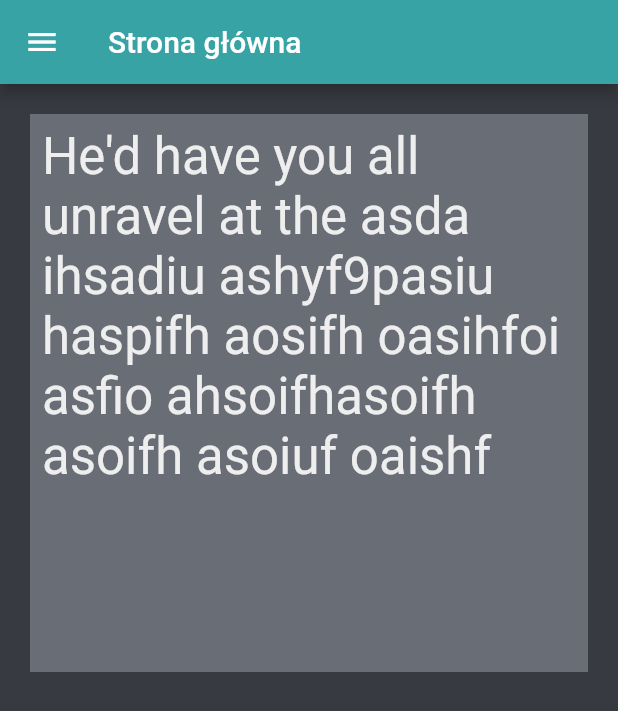
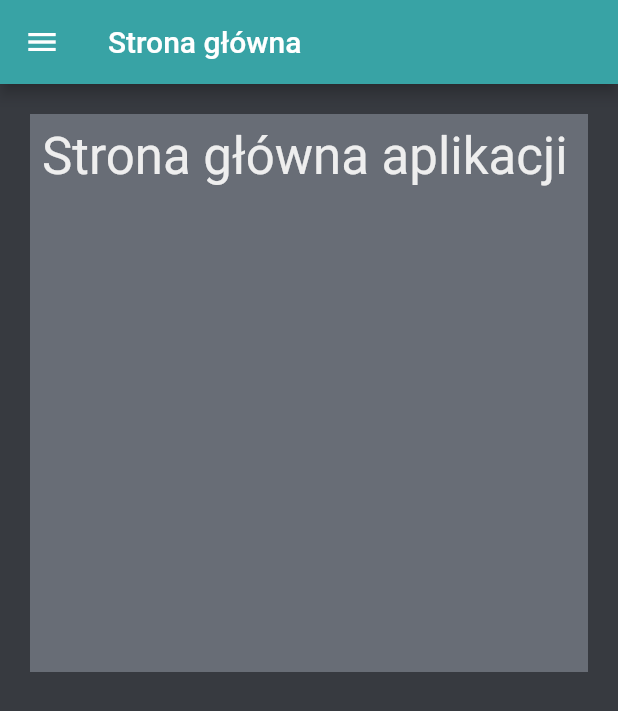
Before and after one commit to Me-Phew/cn-2021, a Flutter app: the Home screen opened by its route, on a phone screen of 412 x 824 dp. Shown: the top 711 px of the screen. Run offline on Flutter 3.47's test engine with Material 2 defaults, Android fonts, the phone set to English and light mode, and no system bars; our stand-ins replace rflutter_alert, syncfusion_flutter_calendar, syncfusion_flutter_gauges.

Commit message:
main page edit

```diff
--- a/lib/home.dart
+++ b/lib/home.dart
@@ -92,7 +92,7 @@ class _HomeState extends State<Home> {
         crossAxisCount: 1,
         children: <Widget>[
         Container(
-          child: Text('He\'d have you all unravel at the asda ihsadiu ashyf9pasiu haspifh aosifh oasihfoi asfio ahsoifhasoifh asoifh asoiuf oaishf ',
+          child: Text('Strona główna aplikacji',
               style: Theme.of(context).textTheme.headline4!.copyWith(color: textColor)),
         padding: const EdgeInsets.all(8),
         color: lightGrey,
```
